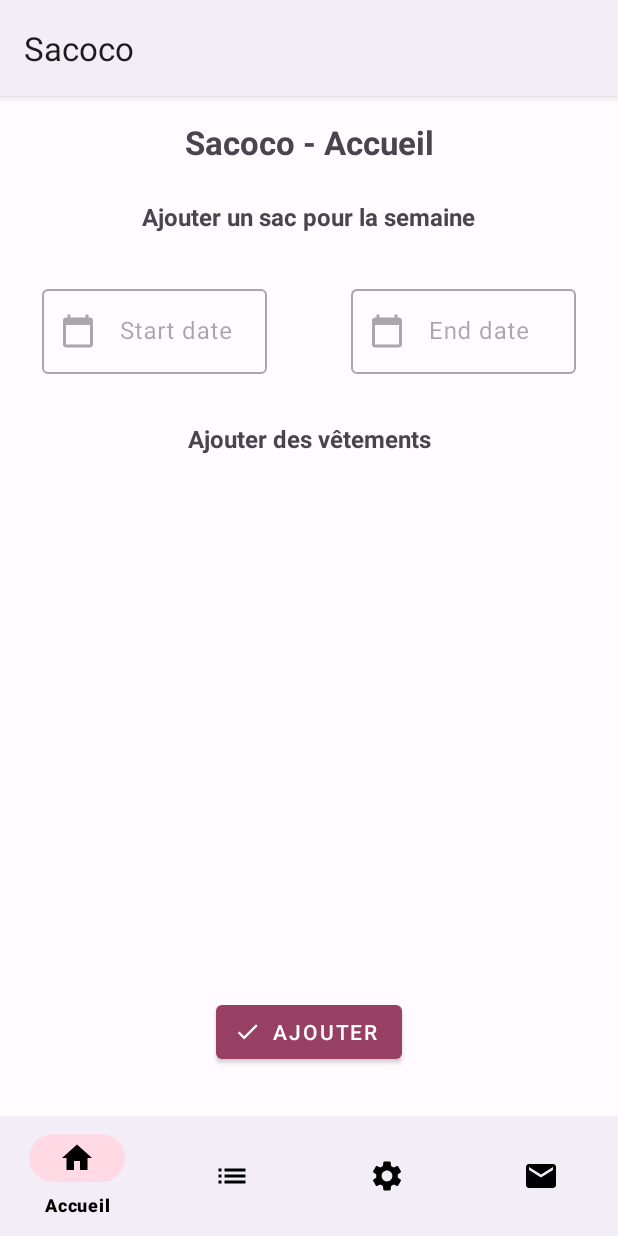
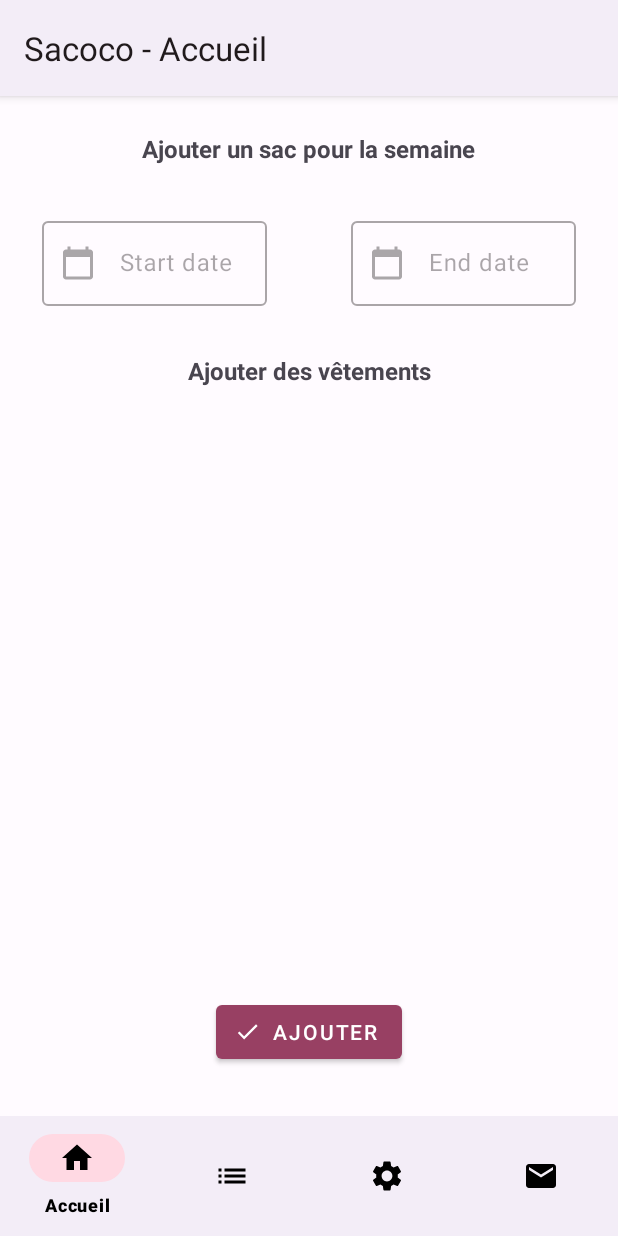
Before and after one commit to CruvixDev/Sacoco, an Android app: the screen it shows after launch (MainActivity), after a tap on "Add", on a phone screen of 412 x 824 dp. Run offline under Robolectric (Android 15) with nearby library versions, the phone set to English and light mode, and no system bars; 1 statement that could not run was skipped.

Commit message:
Remove text title into main activity layout
Remove text title text view into main activity and use app title instead

```diff
--- a/app/src/main/java/com/example/sacoco/MainActivity.java
+++ b/app/src/main/java/com/example/sacoco/MainActivity.java
@@ -6,7 +6,6 @@ import androidx.fragment.app.FragmentManager;
 import androidx.fragment.app.FragmentTransaction;
 
 import android.os.Bundle;
-import android.widget.TextView;
 
 import com.example.sacoco.fragments.ClothesListFragment;
 import com.example.sacoco.fragments.EmailFragment;
@@ -16,16 +15,13 @@ import com.google.android.material.bottomnavigation.BottomNavigationView;
 import com.google.android.material.navigation.NavigationBarView;
 
 public class MainActivity extends AppCompatActivity {
-    private TextView activityTitle;
-
     @Override
     protected void onCreate(Bundle savedInstanceState) {
         super.onCreate(savedInstanceState);
         setContentView(R.layout.activity_main_layout);
 
         String activityBaseTitle = getString(R.string.main_activity_title_base);
-        activityTitle = findViewById(R.id.mainActivityBaseTitle);
-        activityTitle.setText(String.format(activityBaseTitle, getString(R.string.main_activity_menu_home)));
+        this.setTitle(String.format(activityBaseTitle, getString(R.string.main_activity_menu_home)));
 
         BottomNavigationView bottomNavigationView = findViewById(R.id.bottomNavigationView);
         bottomNavigationView.setOnItemSelectedListener(onItemSelectedListener);
@@ -37,19 +33,19 @@ public class MainActivity extends AppCompatActivity {
 
         if (itemId == R.id.home) {
             loadFragment(HomeFragment.class);
-            activityTitle.setText(String.format(activityBaseTitle, getString(R.string.main_activity_menu_home)));
+            this.setTitle(String.format(activityBaseTitle, getString(R.string.main_activity_menu_home)));
         }
         else if (itemId == R.id.clothes_list) {
             loadFragment(ClothesListFragment.class);
-            activityTitle.setText(String.format(activityBaseTitle, getString(R.string.main_activity_menu_clothes_list)));
+            this.setTitle(String.format(activityBaseTitle, getString(R.string.main_activity_menu_clothes_list)));
         }
         else if (itemId == R.id.settings) {
             loadFragment(MenuFragment.class);
-            activityTitle.setText(String.format(activityBaseTitle, getString(R.string.main_activity_menu_settings)));
+            this.setTitle(String.format(activityBaseTitle, getString(R.string.main_activity_menu_settings)));
         }
         else if (itemId == R.id.email) {
             loadFragment(EmailFragment.class);
-            activityTitle.setText(String.format(activityBaseTitle, getString(R.string.main_activity_menu_email)));
+            this.setTitle(String.format(activityBaseTitle, getString(R.string.main_activity_menu_email)));
         }
 
         return true;
--- a/app/src/main/res/layout/activity_main_layout.xml
+++ b/app/src/main/res/layout/activity_main_layout.xml
@@ -18,28 +18,16 @@
         app:layout_constraintStart_toStartOf="parent"
         app:menu="@menu/bottom_navigation_menu" />
 
-    <TextView
-        android:id="@+id/mainActivityBaseTitle"
-        android:layout_width="wrap_content"
-        android:layout_height="wrap_content"
-        android:layout_marginTop="16dp"
-        android:text="@string/main_activity_title_base"
-        android:textSize="22sp"
-        android:textStyle="bold"
-        app:layout_constraintEnd_toEndOf="parent"
-        app:layout_constraintStart_toStartOf="parent"
-        app:layout_constraintTop_toTopOf="parent" />
-
     <androidx.fragment.app.FragmentContainerView
         android:id="@+id/fragmentContainerView"
         android:name="com.example.sacoco.fragments.HomeFragment"
         android:layout_width="0dp"
         android:layout_height="0dp"
+        app:layout_constraintBottom_toBottomOf="parent"
         app:layout_constraintBottom_toTopOf="@+id/bottomNavigationView"
-        app:layout_constraintTop_toBottomOf="@+id/mainActivityBaseTitle"
+        app:layout_constraintEnd_toEndOf="parent"
         app:layout_constraintStart_toStartOf="parent"
-        app:layout_constraintEnd_toEndOf="parent"
-        app:layout_constraintBottom_toBottomOf="parent"
+        app:layout_constraintTop_toTopOf="parent"
         tools:layout="@layout/fragment_base_layout" />
 
 </androidx.constraintlayout.widget.ConstraintLayout>
```
